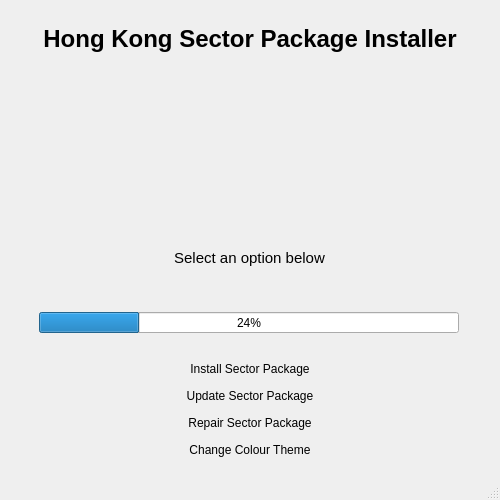
vatsimhk/Hong-Kong-Sector-Installer, file mainwindow.ui: the form before one commit.
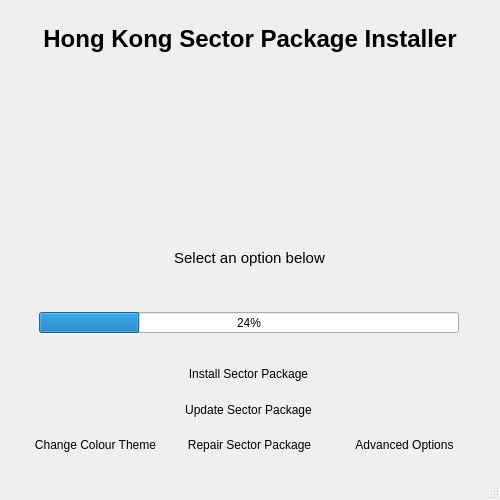
The form after the commit. Icons and pictures are not drawn.

Commit message: Add advanced options dialog (UI only, no functionality) * Will contain options for proxy settings and dev branch switching

```diff
--- a/mainwindow.ui
+++ b/mainwindow.ui
@@ -187,9 +187,15 @@
 background-color: rgb(239,239,239);
 color: rgb(0,0,0);</string>
       </property>
-      <layout class="QVBoxLayout" name="verticalLayout">
-       <item>
         <widget class="QPushButton" name="installButton">
+       <property name="geometry">
+        <rect>
+         <x>9</x>
+         <y>9</y>
+         <width>461</width>
+         <height>31</height>
+        </rect>
+       </property>
          <property name="autoFillBackground">
           <bool>false</bool>
          </property>
@@ -209,9 +215,15 @@
           <bool>true</bool>
          </property>
         </widget>
-       </item>
-       <item>
         <widget class="QPushButton" name="updateButton">
+       <property name="geometry">
+        <rect>
+         <x>9</x>
+         <y>45</y>
+         <width>461</width>
+         <height>31</height>
+        </rect>
+       </property>
          <property name="styleSheet">
           <string notr="true">QPushButton:pressed { background-color: rgb(36,131,179); }</string>
          </property>
@@ -225,9 +237,15 @@
           <bool>true</bool>
          </property>
         </widget>
-       </item>
-       <item>
         <widget class="QPushButton" name="repairButton">
+       <property name="geometry">
+        <rect>
+         <x>165</x>
+         <y>80</y>
+         <width>151</width>
+         <height>31</height>
+        </rect>
+       </property>
          <property name="text">
           <string>Repair Sector Package</string>
          </property>
@@ -238,9 +256,15 @@
           <bool>true</bool>
          </property>
         </widget>
-       </item>
-       <item>
         <widget class="QPushButton" name="colourThemeButton">
+       <property name="geometry">
+        <rect>
+         <x>10</x>
+         <y>80</y>
+         <width>153</width>
+         <height>31</height>
+        </rect>
+       </property>
          <property name="styleSheet">
           <string notr="true">QPushButton:pressed { background-color: rgb(36,131,179); }</string>
          </property>
@@ -254,8 +278,25 @@
           <bool>true</bool>
          </property>
         </widget>
-       </item>
-      </layout>
+      <widget class="QPushButton" name="optionsButton">
+       <property name="geometry">
+        <rect>
+         <x>320</x>
+         <y>80</y>
+         <width>151</width>
+         <height>31</height>
+        </rect>
+       </property>
+       <property name="text">
+        <string>Advanced Options</string>
+       </property>
+       <property name="default">
+        <bool>true</bool>
+       </property>
+       <property name="flat">
+        <bool>true</bool>
+       </property>
+      </widget>
      </widget>
     </item>
    </layout>
```
Lines whose indentation alone changed are shown as unchanged. The commit also changes 6 other files.
